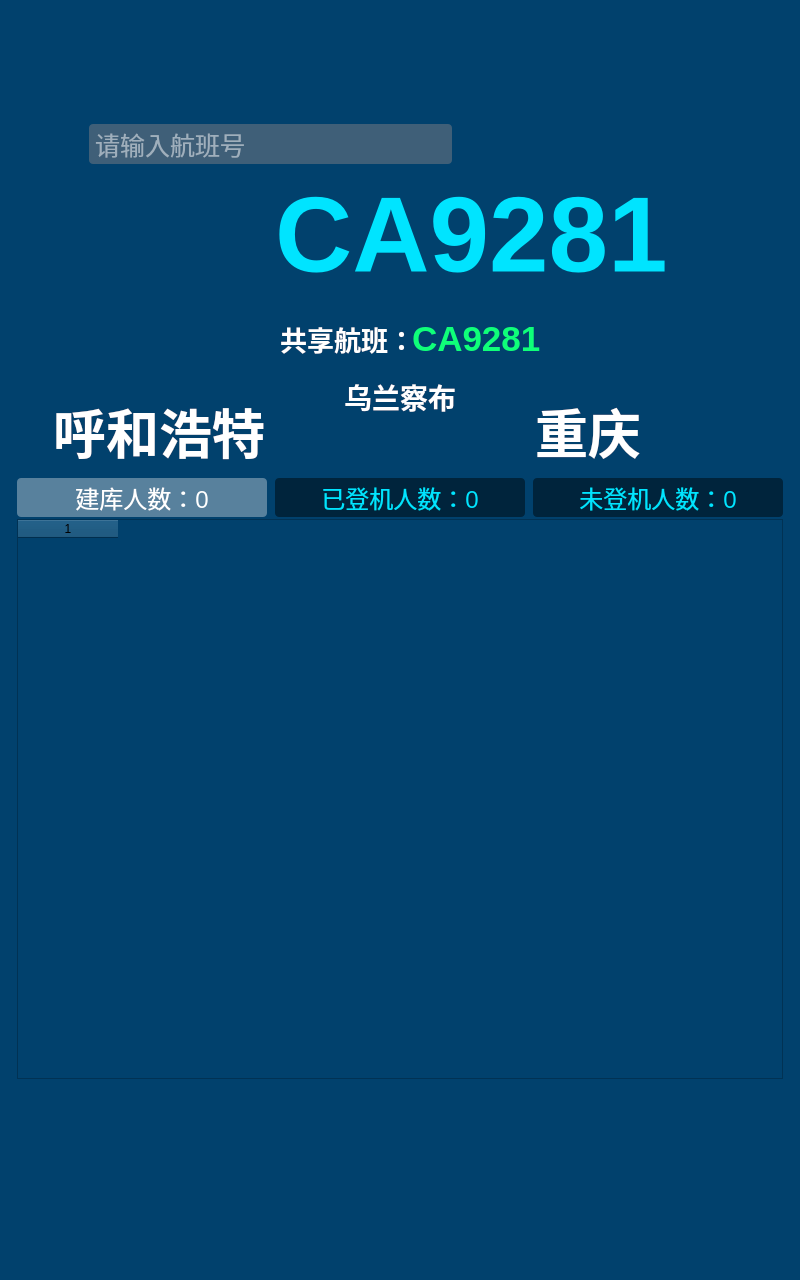
The window that BoardingControl_Linux/UI_Classes/flightenquires.ui (17719543022/Review) describes before a commit, drawn with Qt 5.
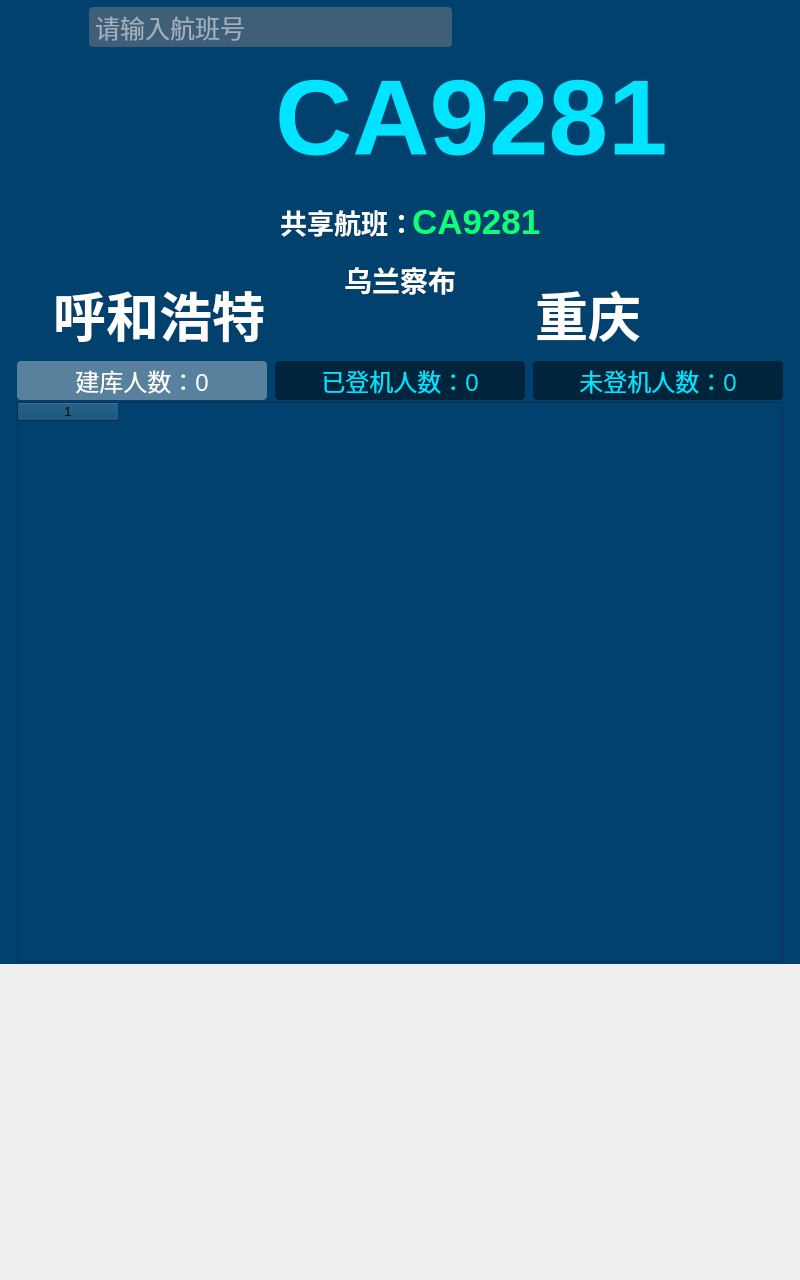
The same window after the commit. Icons and pictures are not drawn.

Patch:
```diff
--- a/BoardingControl_Linux/UI_Classes/flightenquires.ui
+++ b/BoardingControl_Linux/UI_Classes/flightenquires.ui
@@ -14,17 +14,20 @@
    <string>航班回查</string>
   </property>
   <property name="styleSheet">
-   <string notr="true">background-color: rgb(1, 65, 109);</string>
+   <string notr="true"/>
   </property>
   <widget class="QWidget" name="flightQueryWidget" native="true">
    <property name="geometry">
     <rect>
      <x>0</x>
-     <y>117</y>
+     <y>0</y>
      <width>800</width>
      <height>964</height>
     </rect>
    </property>
+   <property name="styleSheet">
+    <string notr="true">background-color: rgb(1, 65, 109);</string>
+   </property>
    <widget class="QWidget" name="flightWidget" native="true">
     <property name="geometry">
      <rect>
```
